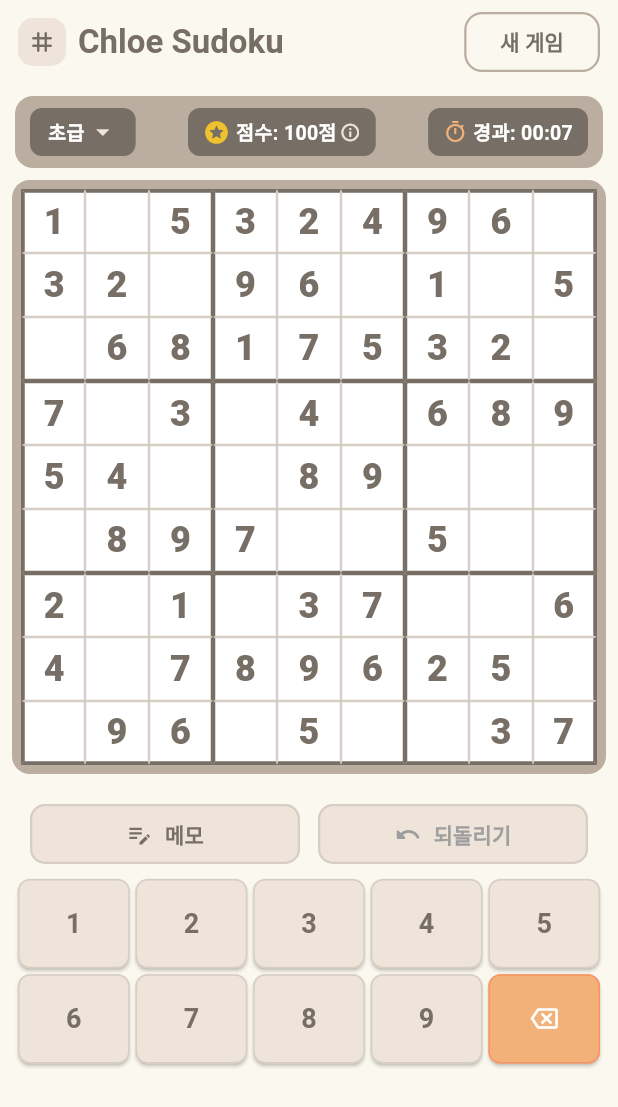
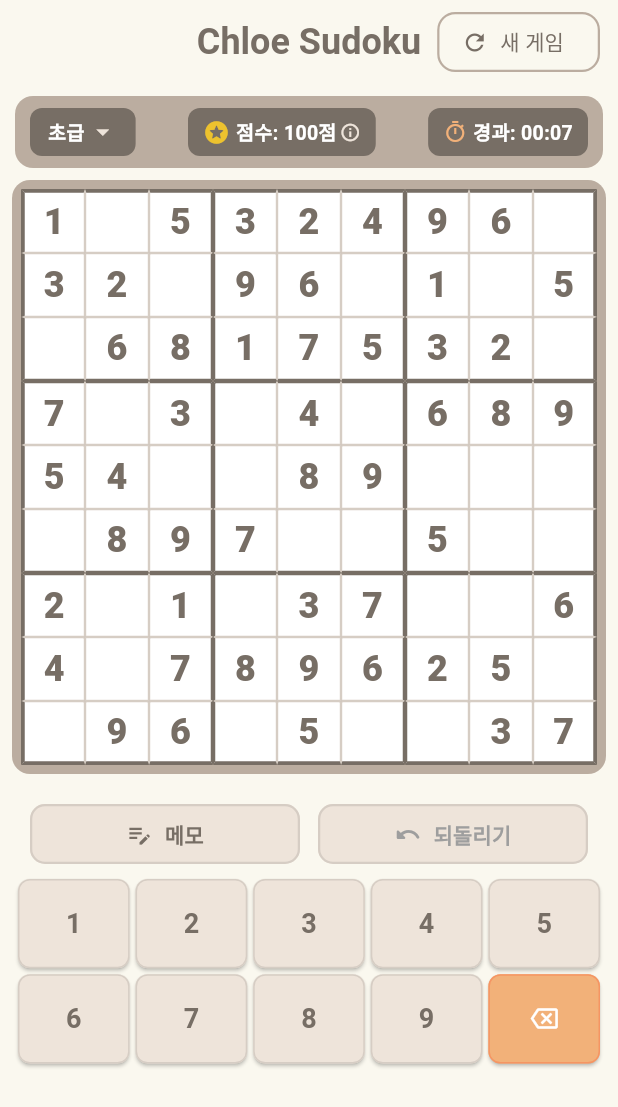
Before and after one commit to jaeleeman1/chloe-sudoku, a Flutter app: the screen it shows after launch, on a phone screen of 412 x 824 dp. Shown: the top 1107 px of the screen. Run offline on Flutter 3.47's test engine with Material 3 defaults, Android fonts, the phone set to English and light mode, and no system bars.

Commit message:
UI: Center title, remove hash icon, and match 2048 new game button style

```diff
--- a/lib/screens/home_screen.dart
+++ b/lib/screens/home_screen.dart
@@ -491,49 +491,28 @@ class _HomeScreenState extends State<HomeScreen> {
       backgroundColor: const Color(0xFFFAF8EF),
       appBar: AppBar(
         backgroundColor: const Color(0xFFFAF8EF),
-        centerTitle: false,
-        titleSpacing: 12.0,
-        title: Row(
-          mainAxisSize: MainAxisSize.min,
-          children: [
-            Container(
-              padding: const EdgeInsets.all(6),
-              decoration: BoxDecoration(
-                color: const Color(0xFFEEE4DA),
-                borderRadius: BorderRadius.circular(10),
-              ),
-              child: const Icon(
-                Icons.grid_3x3_rounded,
-                color: Color(0xFF776E65),
-                size: 20,
-              ),
-            ),
-            const SizedBox(width: 8),
-            const Text(
-              'Chloe Sudoku',
-              style: TextStyle(
-                fontSize: 22,
-                fontWeight: FontWeight.bold,
-                color: Color(0xFF776E65),
-              ),
-            ),
-          ],
+        centerTitle: true,
+        title: const Text(
+          'Chloe Sudoku',
+          style: TextStyle(
+            fontSize: 24,
+            fontWeight: FontWeight.bold,
+            color: Color(0xFF776E65),
+          ),
         ),
         actions: [
           Padding(
             padding: const EdgeInsets.only(right: 12.0),
-            child: OutlinedButton(
+            child: OutlinedButton.icon(
               onPressed: _startNewGame,
+              icon: const Icon(Icons.refresh, size: 18),
+              label: const Text('새 게임'),
               style: OutlinedButton.styleFrom(
                 foregroundColor: const Color(0xFF776E65),
                 side: const BorderSide(color: Color(0xFFBBADA0), width: 1.5),
                 shape: RoundedRectangleBorder(
                   borderRadius: BorderRadius.circular(12),
                 ),
-              ),
-              child: const Text(
-                '새 게임',
-                style: TextStyle(fontWeight: FontWeight.bold),
               ),
             ),
           ),
```
Also changed, not shown: 17 other files.
